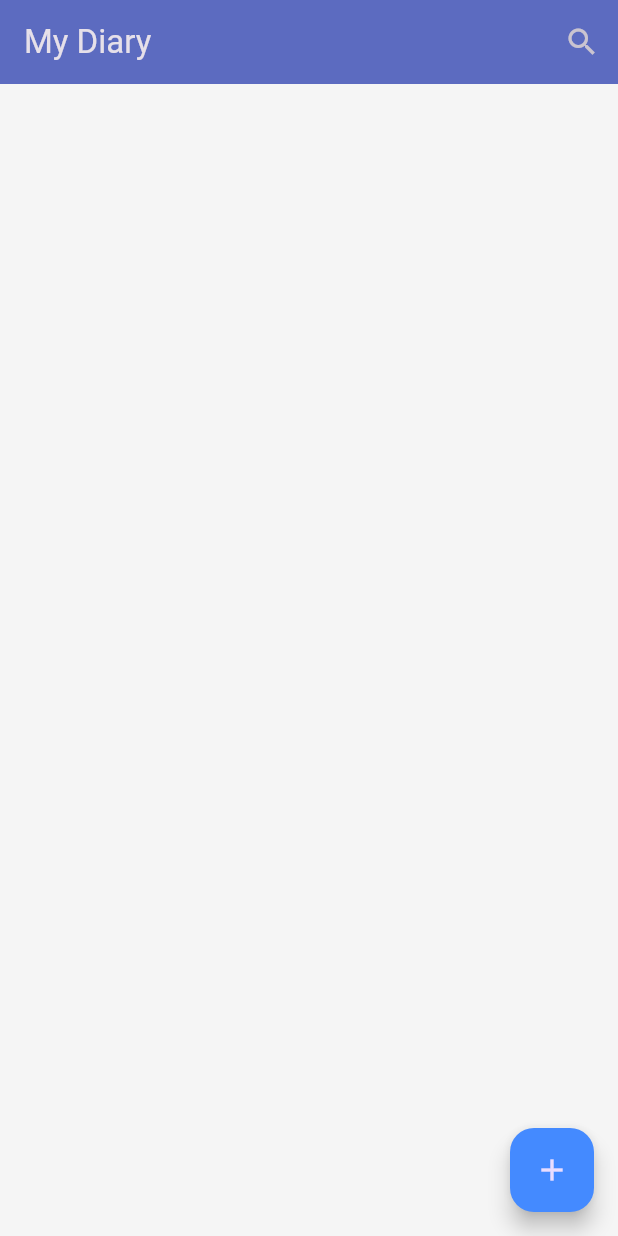
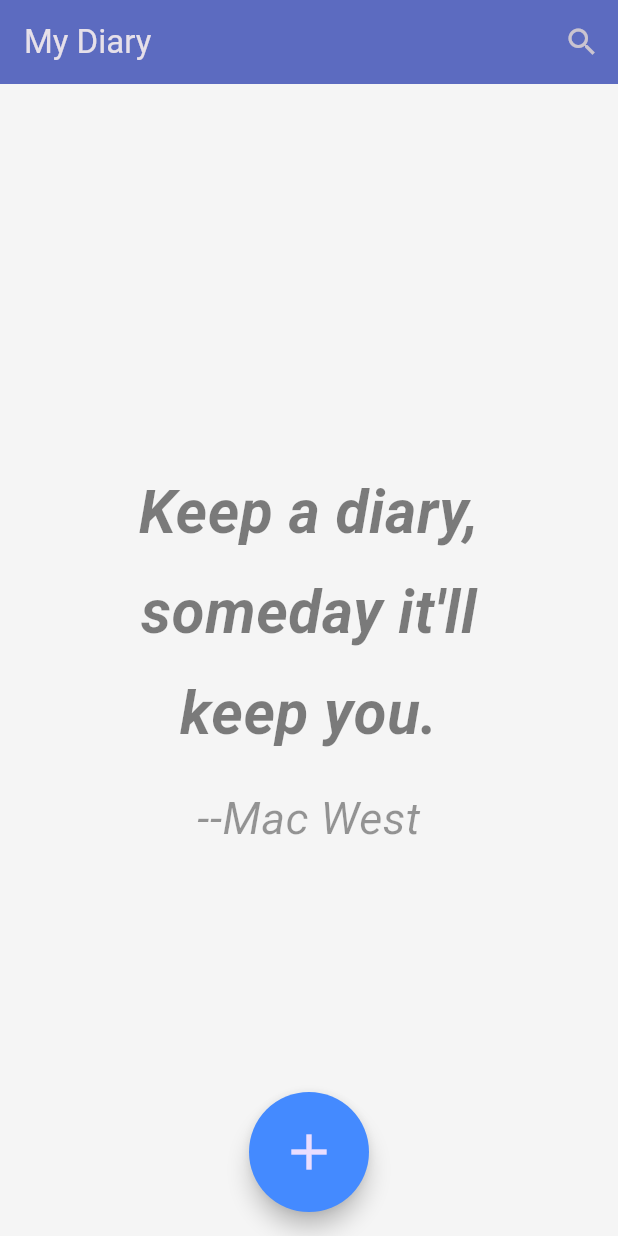
Before and after one commit to Shreesha001/my_diary, a Flutter app: the screen it shows after launch, on a phone screen of 412 x 824 dp. Run offline on Flutter 3.47's test engine with Material 3 defaults, Android fonts, the phone set to English and light mode, and no system bars; our stand-ins replace image_picker, speech_to_text.

Commit message:
fix bugs

```diff
--- a/lib/screens/dairy_home_page.dart
+++ b/lib/screens/dairy_home_page.dart
@@ -12,7 +12,7 @@ class DiaryHomePage extends StatefulWidget {
 
 class _DiaryHomePageState extends State<DiaryHomePage> {
   TextEditingController searchController = TextEditingController();
-  List<Map<String, dynamic>> entries = []; // Cleared hardcoded entries
+  List<Map<String, dynamic>> entries = [];
 
   List<Map<String, dynamic>> get filteredEntries {
     if (searchController.text.isEmpty) return entries;
@@ -48,10 +48,61 @@ class _DiaryHomePageState extends State<DiaryHomePage> {
           ),
         ],
       ),
-      body: Column(
+      body:
+          entries.isEmpty
+              ? Center(
+                child: Padding(
+                  padding: const EdgeInsets.symmetric(horizontal: 20.0),
+                  child: Column(
+                    mainAxisAlignment: MainAxisAlignment.center,
                     children: [
-          Expanded(
-            child: ListView.builder(
+                      Text(
+                        'Keep a diary,',
+                        style: TextStyle(
+                          fontSize: 40,
+                          fontWeight: FontWeight.bold,
+                          fontStyle: FontStyle.italic,
+                          color: Colors.black.withOpacity(0.5),
+                        ),
+                        textAlign: TextAlign.center,
+                      ),
+                      SizedBox(height: 10),
+                      Text(
+                        'someday it\'ll',
+                        style: TextStyle(
+                          fontSize: 40,
+                          fontWeight: FontWeight.bold,
+                          fontStyle: FontStyle.italic,
+                          color: Colors.black.withOpacity(0.5),
+                        ),
+                        textAlign: TextAlign.center,
+                      ),
+                      SizedBox(height: 10),
+                      Text(
+                        'keep you.',
+                        style: TextStyle(
+                          fontSize: 40,
+                          fontWeight: FontWeight.bold,
+                          fontStyle: FontStyle.italic,
+                          color: Colors.black.withOpacity(0.5),
+                        ),
+                        textAlign: TextAlign.center,
+                      ),
+                      SizedBox(height: 20),
+                      Text(
+                        '--Mac West',
+                        style: TextStyle(
+                          fontSize: 30,
+                          fontStyle: FontStyle.italic,
+                          color: Colors.black.withOpacity(0.4),
+                        ),
+                        textAlign: TextAlign.center,
+                      ),
+                    ],
+                  ),
+                ),
+              )
+              : ListView.builder(
                 itemCount: filteredEntries.length,
                 itemBuilder: (context, index) {
                   final entry = filteredEntries[index];
@@ -65,22 +116,18 @@ class _DiaryHomePageState extends State<DiaryHomePage> {
                       );
 
                       if (result == 'delete') {
-                      // User confirmed deletion
                         setState(() {
                           entries.removeAt(index);
                         });
                       } else if (result is Map<String, dynamic>) {
-                      // User saved updated entry
                         setState(() {
                           entries[index] = result;
                         });
                       }
-                    // else: user just went back, do nothing
                     },
-
                     child: Card(
                       margin: EdgeInsets.symmetric(horizontal: 16, vertical: 8),
-                    color: cardColor, // Updated to use palette color
+                      color: cardColor,
                       shape: RoundedRectangleBorder(
                         borderRadius: BorderRadius.circular(10),
                       ),
@@ -96,7 +143,7 @@ class _DiaryHomePageState extends State<DiaryHomePage> {
                                   entry["date"] ?? '',
                                   style: TextStyle(
                                     fontSize: 16,
-                                  color: whiteColor, // From palette
+                                    color: whiteColor,
                                   ),
                                 ),
                                 Text(
@@ -123,12 +170,13 @@ class _DiaryHomePageState extends State<DiaryHomePage> {
                                 SizedBox(width: 12),
                                 Expanded(
                                   child: Column(
-                                  crossAxisAlignment: CrossAxisAlignment.start,
+                                    crossAxisAlignment:
+                                        CrossAxisAlignment.start,
                                     children: [
                                       Text(
                                         entry["title"] ?? '',
                                         style: TextStyle(
-                                        color: whiteColor, // From palette
+                                          color: whiteColor,
                                           fontWeight: FontWeight.bold,
                                           fontSize: 16,
                                         ),
@@ -154,10 +202,10 @@ class _DiaryHomePageState extends State<DiaryHomePage> {
                   );
                 },
               ),
-          ),
-        ],
-      ),
-      floatingActionButton: FloatingActionButton(
+      floatingActionButton: SizedBox(
+        width: 80,
+        height: 80,
+        child: FloatingActionButton(
           onPressed: () async {
             final newEntry = await Navigator.push(
               context,
@@ -170,9 +218,12 @@ class _DiaryHomePageState extends State<DiaryHomePage> {
               });
             }
           },
-        child: Icon(Icons.add),
+          child: Icon(Icons.add, size: 40),
           backgroundColor: Colors.blueAccent,
+          shape: CircleBorder(),
         ),
+      ),
+      floatingActionButtonLocation: FloatingActionButtonLocation.centerFloat,
     );
   }
 }
--- a/lib/utils/colors.dart
+++ b/lib/utils/colors.dart
@@ -16,3 +16,5 @@ const iconColor = secondaryColor;
 
 const primarylightColor = Color(0xFFBFC6FF);
 const cardColor = Color.fromARGB(255, 3, 54, 121);
+
+const bgc = Color(0xFF0E1C2F);
```
Also changed, not shown: lib/screens/add_entry_page.dart (+32 -1 lines), lib/screens/card_detail_screen.dart (+11 -15 lines). Lines whose indentation alone changed are shown as unchanged.
